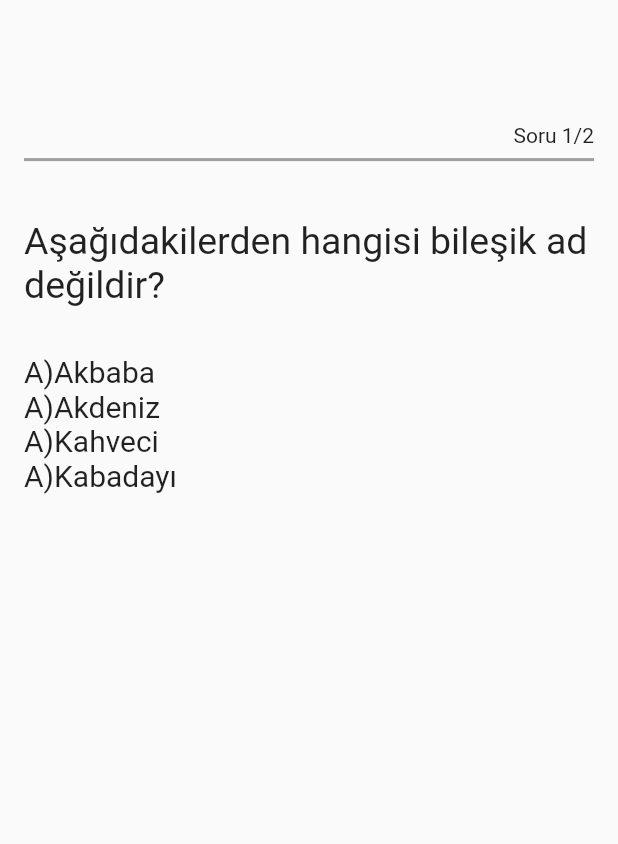
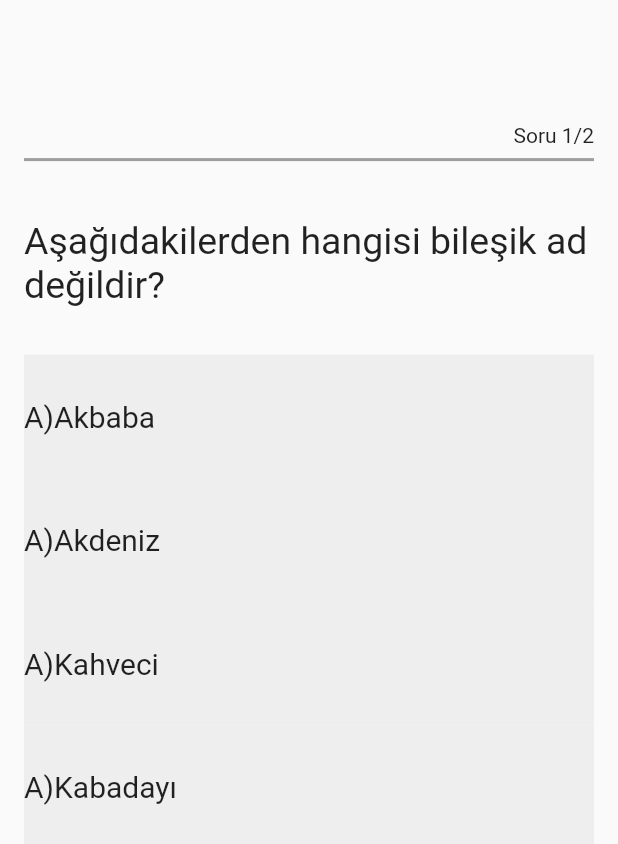
Before and after one commit to erdemgocen44/Flutter-Quiz, a Flutter app: the screen it shows after launch, on a phone screen of 412 x 824 dp. Shown: the top 844 px of the screen. Run offline on Flutter 3.47's test engine with Material 2 defaults, Android fonts, the phone set to English and light mode, and no system bars.

Commit message:
build option container

```diff
--- a/lib/build_option.dart
+++ b/lib/build_option.dart
@@ -2,7 +2,10 @@ import 'package:flutter/material.dart';
 import 'package:quiz/model.dart';
 
 Widget buildOption(BuildContext context, Option option) {
-  return Row(
+  return Container(
+    height: MediaQuery.of(context).size.height * 0.1,
+    decoration: BoxDecoration(color: Colors.grey.shade200),
+    child: Row(
       mainAxisAlignment: MainAxisAlignment.spaceBetween,
       children: [
         Text(
@@ -10,5 +13,6 @@ Widget buildOption(BuildContext context, Option option) {
           style: const TextStyle(fontSize: 20),
         )
       ],
+    ),
   );
 }
```
Lines whose indentation alone changed are shown as unchanged.
